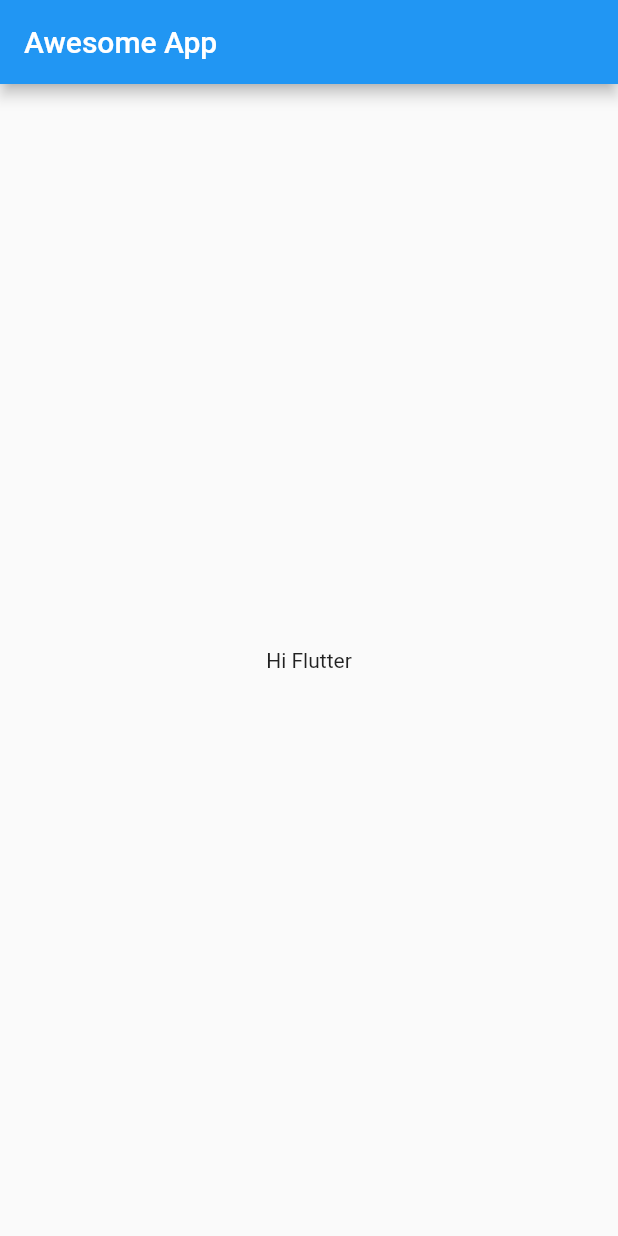
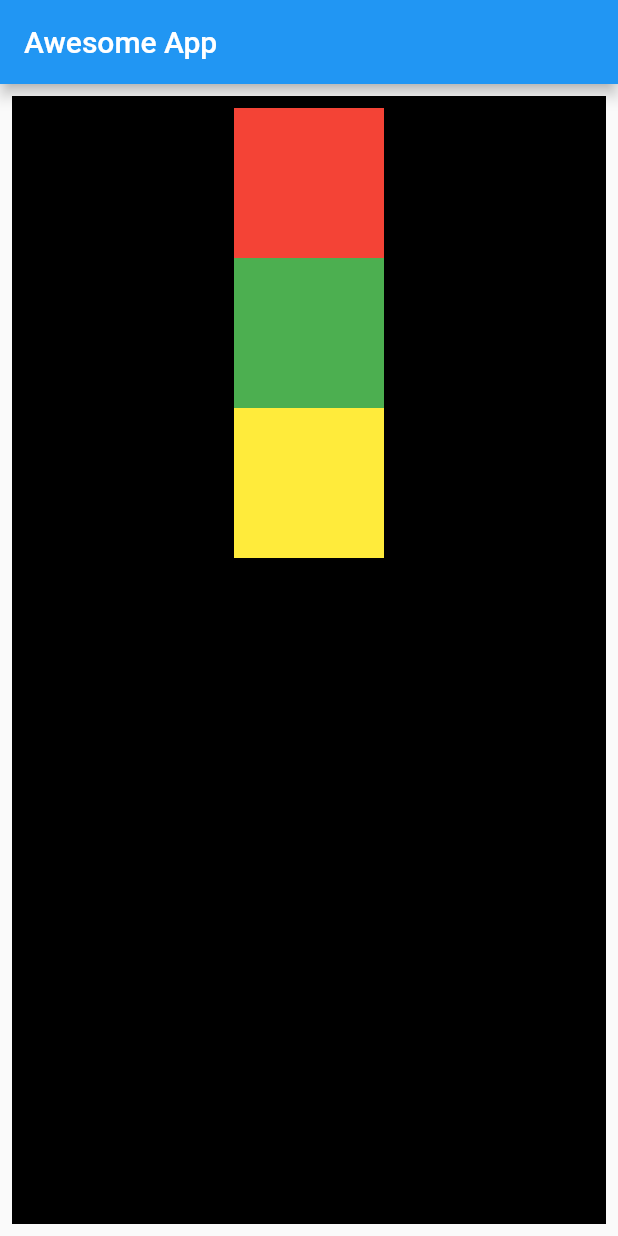
Before and after one commit to rishabkoul/FlutterPractise, a Flutter app: the screen it shows after launch, on a phone screen of 412 x 824 dp. Run offline on Flutter 3.47's test engine with Material 2 defaults, Android fonts, the phone set to English and light mode, and no system bars.

Commit message:
ch2complete

```diff
--- a/lib/main.dart
+++ b/lib/main.dart
@@ -14,8 +14,40 @@ class HomePage extends StatelessWidget {
         appBar: AppBar(
           title: Text("Awesome App"),
         ),
-        body: Container(
-          child: Center(child: Text("Hi Flutter")),
+        body: Padding(
+          padding: const EdgeInsets.all(8.0),
+          child: Container(
+            color: Colors.black,
+            width: MediaQuery.of(context).size.width,
+            height: MediaQuery.of(context).size.height,
+            child: Padding(
+              padding: const EdgeInsets.all(8.0),
+              child: Column(
+                mainAxisAlignment: MainAxisAlignment.start,
+                crossAxisAlignment: CrossAxisAlignment.center,
+                children: [
+                  Container(
+                    padding: const EdgeInsets.all(8),
+                    width: 100,
+                    height: 100,
+                    color: Colors.red,
+                  ),
+                  Container(
+                    padding: const EdgeInsets.all(8),
+                    width: 100,
+                    height: 100,
+                    color: Colors.green,
+                  ),
+                  Container(
+                    padding: const EdgeInsets.all(8),
+                    width: 100,
+                    height: 100,
+                    color: Colors.yellow,
+                  )
+                ],
+              ),
+            ),
+          ),
         ));
   }
 }
```
